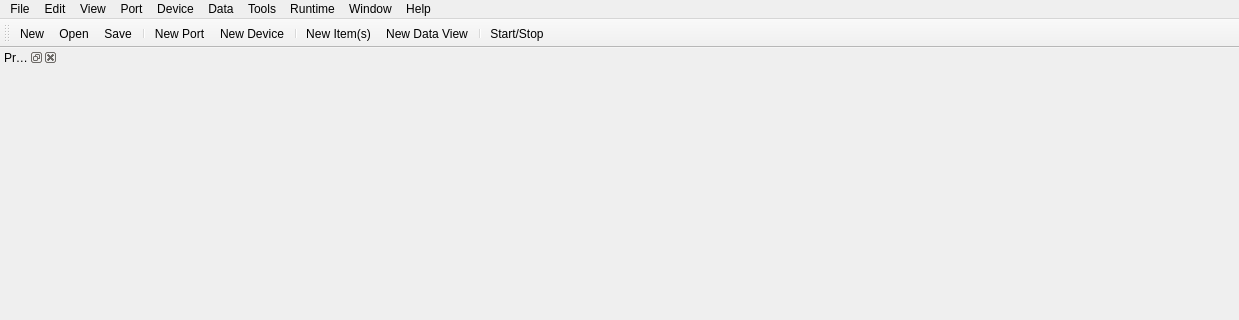
Above: src/client/gui/client_ui.ui from serhmarch/ModbusTools before the change; both pictures show x 0 to 1239 and y 0 to 320 of the 1239 by 752 pixel window. Below: the same form after it.
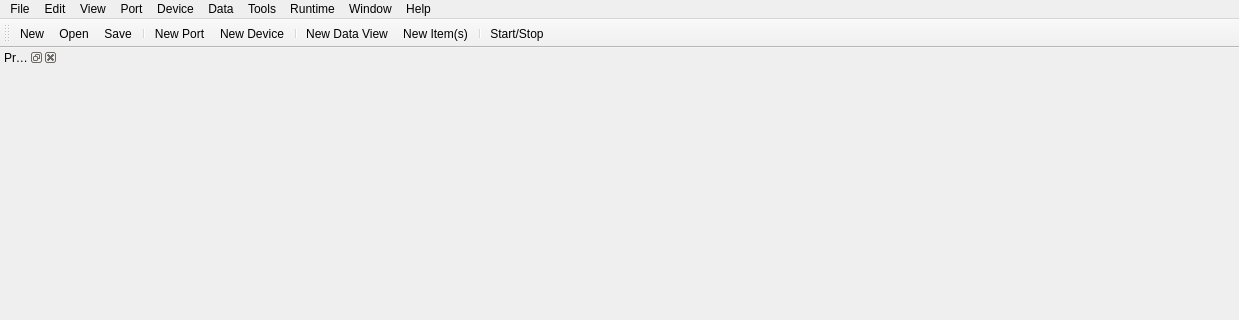
That is the form after the change. Icons and pictures are not drawn.

The edit to the form file:
```diff
--- a/src/client/gui/client_ui.ui
+++ b/src/client/gui/client_ui.ui
@@ -246,8 +246,8 @@
    <addaction name="actionPortNew"/>
    <addaction name="actionDeviceNew"/>
    <addaction name="separator"/>
-   <addaction name="actionDataViewItemNew"/>
    <addaction name="actionDataViewNew"/>
+   <addaction name="actionDataViewItemNew"/>
    <addaction name="separator"/>
    <addaction name="actionRuntimeStartStop"/>
   </widget>
```
